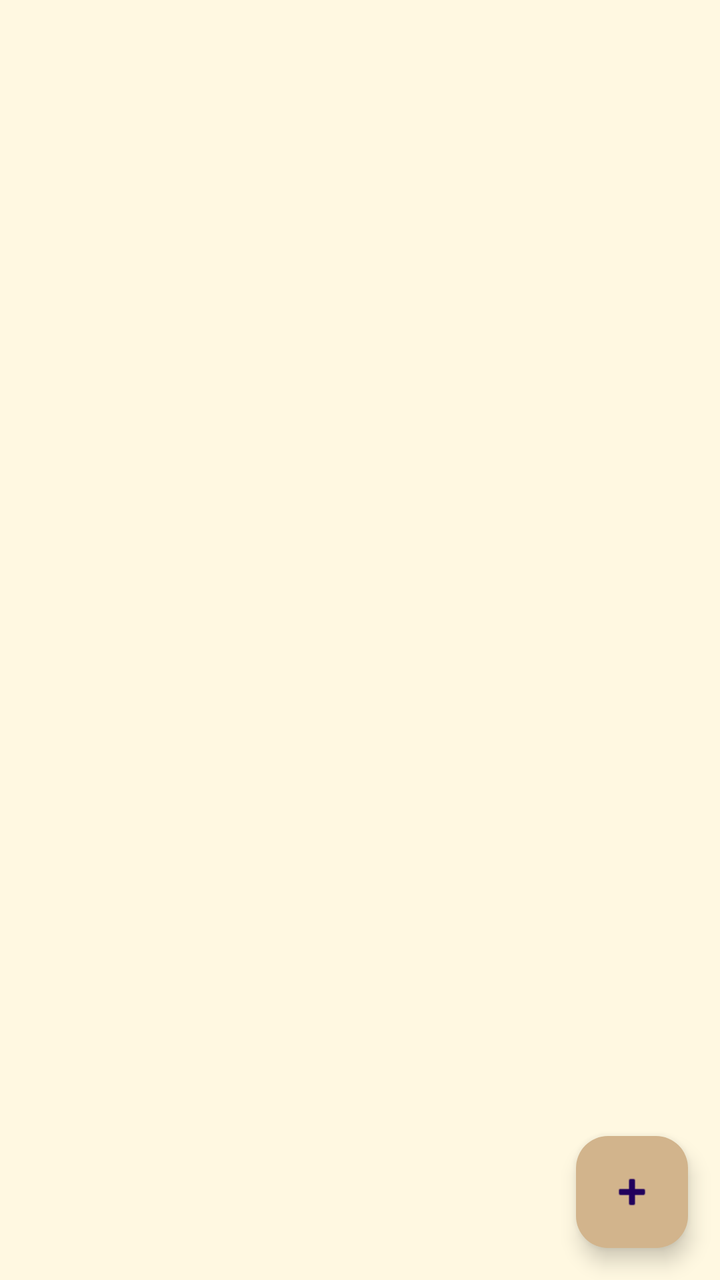
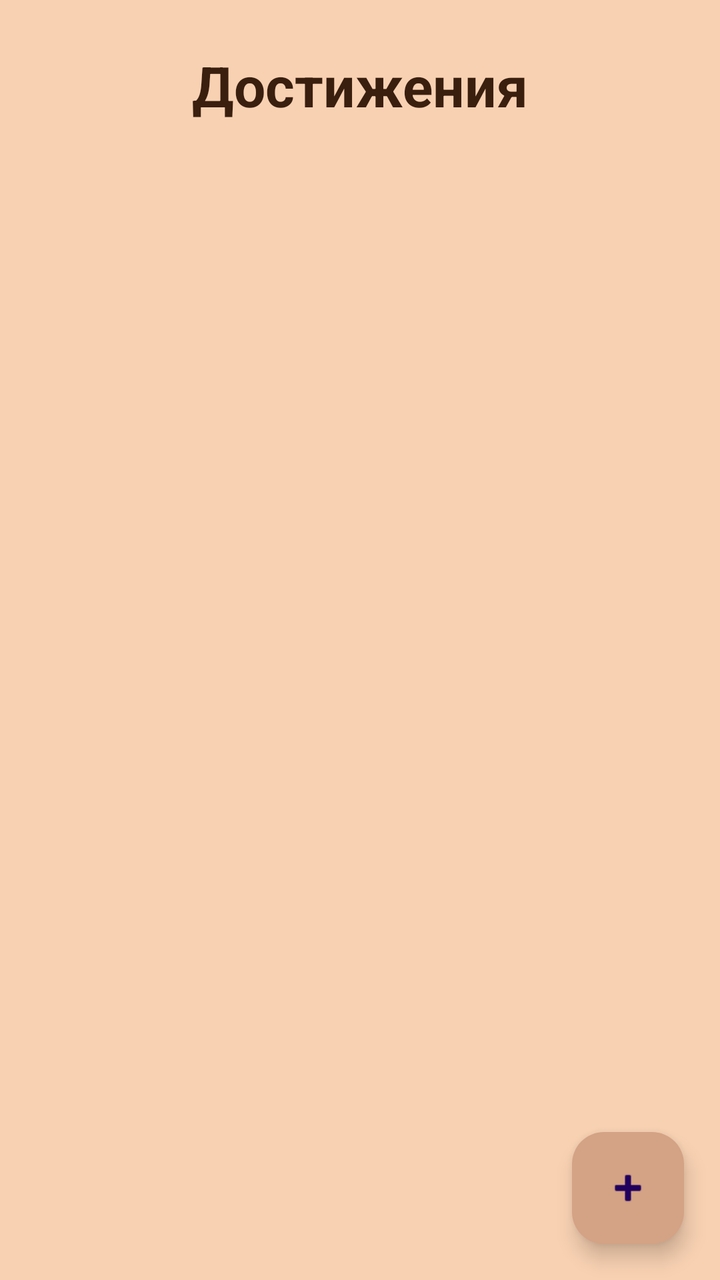

Screens rendered from an Android XML layout before and after an edit, with the pre-edit source and the edit as a unified diff.
<!-- AndroidManifest.xml: application theme Theme.MyPet -->
<!-- res/layout/activity_achievements.xml -->
<?xml version="1.0" encoding="utf-8"?>
<androidx.coordinatorlayout.widget.CoordinatorLayout xmlns:android="http://schemas.android.com/apk/res/android"
    xmlns:app="http://schemas.android.com/apk/res-auto"
    android:layout_width="match_parent"
    android:layout_height="match_parent"
    android:background="#FFF8E1">

    <androidx.recyclerview.widget.RecyclerView
        android:id="@+id/recyclerView"
        android:layout_width="match_parent"
        android:layout_height="match_parent"
        android:padding="16dp" />

    <com.google.android.material.floatingactionbutton.FloatingActionButton
        android:id="@+id/fabAdd"
        android:layout_width="wrap_content"
        android:layout_height="wrap_content"
        android:layout_gravity="bottom|end"
        android:layout_margin="16dp"
        android:src="@android:drawable/ic_input_add"
        app:backgroundTint="#D2B48C" />

</androidx.coordinatorlayout.widget.CoordinatorLayout>
<!-- resources referenced by this layout -->
<resources>
  <style name="Theme.MyPet" parent="Base.Theme.MyPet" />
  <style name="Base.Theme.MyPet" parent="Theme.Material3.DayNight.NoActionBar">
          
          
      </style>
</resources>

<!-- the commit's change to res/layout/activity_achievements.xml (unified diff, before → after) -->
@@ -1,23 +1,43 @@
 <?xml version="1.0" encoding="utf-8"?>
-<androidx.coordinatorlayout.widget.CoordinatorLayout xmlns:android="http://schemas.android.com/apk/res/android"
+<androidx.constraintlayout.widget.ConstraintLayout
+    xmlns:android="http://schemas.android.com/apk/res/android"
     xmlns:app="http://schemas.android.com/apk/res-auto"
     android:layout_width="match_parent"
     android:layout_height="match_parent"
-    android:background="#FFF8E1">
+    android:background="#F8D1B2">
+
+    <TextView
+        android:id="@+id/tvTitle"
+        android:layout_width="wrap_content"
+        android:layout_height="wrap_content"
+        android:text="Достижения"
+        android:textSize="28sp"
+        android:textStyle="bold"
+        android:textColor="#3A1F0F"
+        android:layout_marginTop="24dp"
+        app:layout_constraintTop_toTopOf="parent"
+        app:layout_constraintStart_toStartOf="parent"
+        app:layout_constraintEnd_toEndOf="parent"/>
 
     <androidx.recyclerview.widget.RecyclerView
-        android:id="@+id/recyclerView"
-        android:layout_width="match_parent"
-        android:layout_height="match_parent"
-        android:padding="16dp" />
+        android:id="@+id/rvAchievements"
+        android:layout_width="0dp"
+        android:layout_height="0dp"
+        android:padding="12dp"
+        android:clipToPadding="false"
+        app:layout_constraintTop_toBottomOf="@id/tvTitle"
+        app:layout_constraintBottom_toBottomOf="parent"
+        app:layout_constraintStart_toStartOf="parent"
+        app:layout_constraintEnd_toEndOf="parent"/>
 
     <com.google.android.material.floatingactionbutton.FloatingActionButton
         android:id="@+id/fabAdd"
         android:layout_width="wrap_content"
         android:layout_height="wrap_content"
-        android:layout_gravity="bottom|end"
-        android:layout_margin="16dp"
+        android:layout_margin="18dp"
         android:src="@android:drawable/ic_input_add"
-        app:backgroundTint="#D2B48C" />
+        app:backgroundTint="#D4A284"
+        app:layout_constraintBottom_toBottomOf="parent"
+        app:layout_constraintEnd_toEndOf="parent"/>
 
-</androidx.coordinatorlayout.widget.CoordinatorLayout>
+</androidx.constraintlayout.widget.ConstraintLayout>
